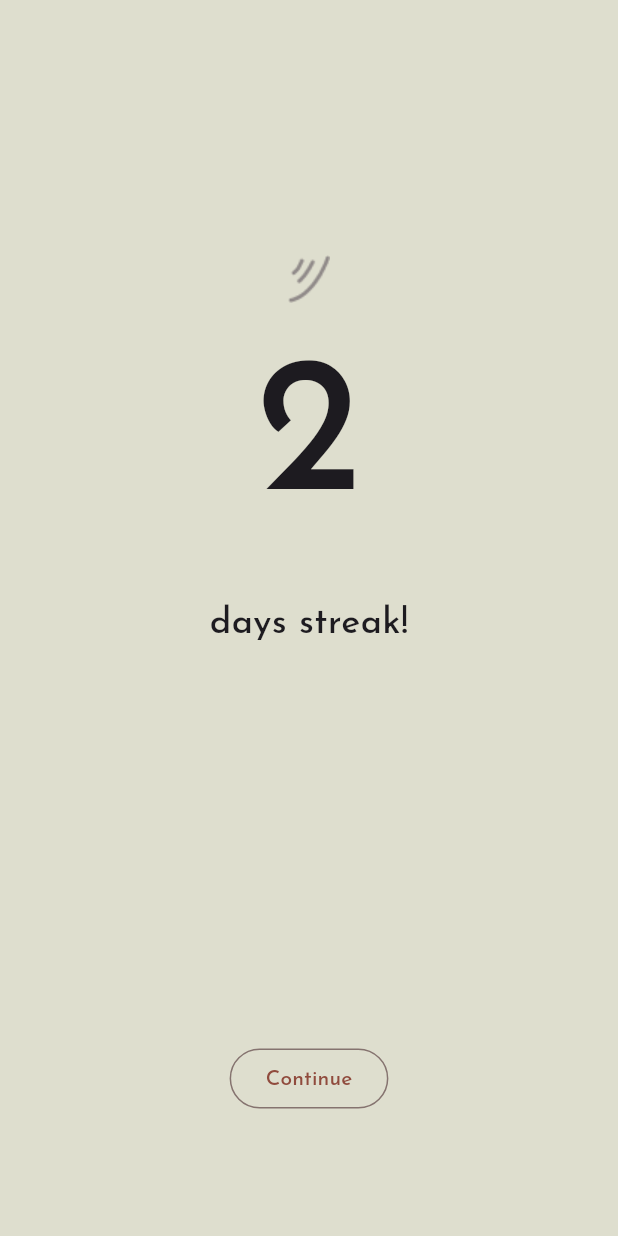
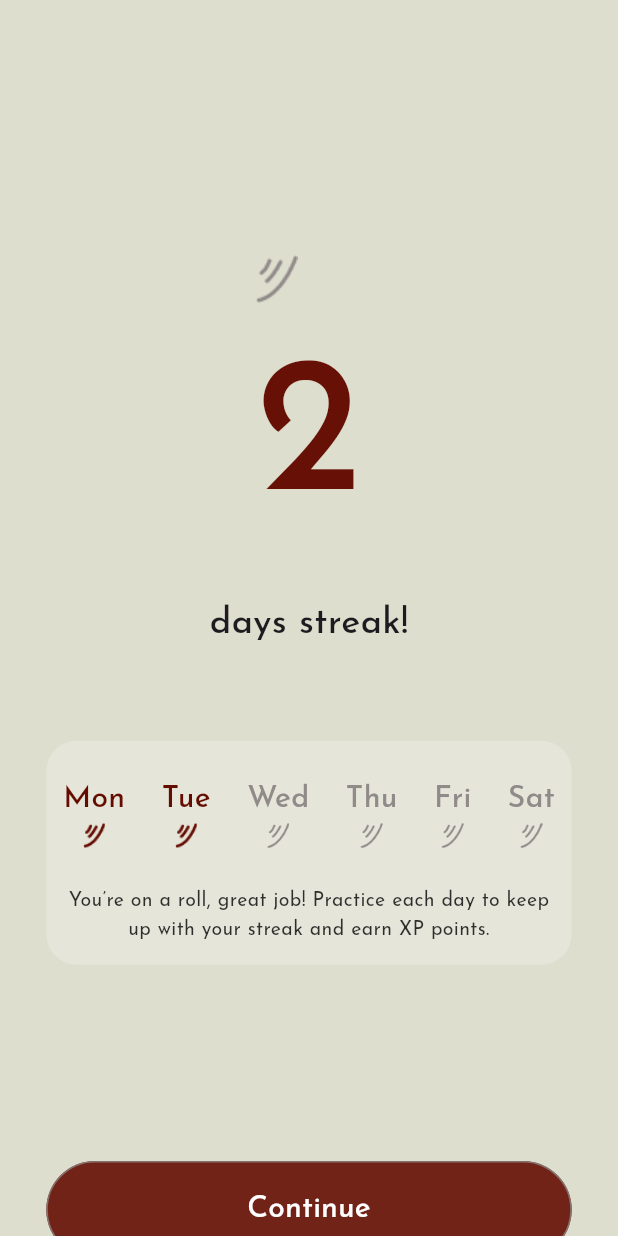
Before and after one commit to Kennethtml/Czar_challenge1, a Flutter app: the StreakScreen screen opened directly, on a phone screen of 412 x 824 dp. Run offline on Flutter 3.47's test engine with Material 3 defaults, Android fonts, the phone set to English and light mode, and no system bars; our stand-ins replace dotted_border, google_fonts; missing offline and left inert: dart:ffi.

Commit message:
complete the streaks screen

```diff
--- a/lib/screens/streaks.dart
+++ b/lib/screens/streaks.dart
@@ -1,3 +1,5 @@
+import 'package:czar_challenge/widgets/custombutton.dart';
+import 'package:czar_challenge/widgets/streak_count.dart';
 import 'package:flutter/cupertino.dart';
 import 'package:flutter/material.dart';
 
@@ -12,14 +14,22 @@ class StreakScreen extends StatelessWidget {
           const SizedBox(
             height: 170,
           ),
-          const Image(image: AssetImage('assets/images/connection.png')),
+          Column(
+
+            crossAxisAlignment: CrossAxisAlignment.start,
+            children: [
+              const Image(image: AssetImage('assets/images/connection.png')),
           const Text(
             '2',
             style: TextStyle(
               fontSize: 128,
               fontWeight: FontWeight.w500,
+              color: Color.fromRGBO(101,12,1,0.98)
             ),
-          ),
+          )
+            ],
+          )
+          ,
           const SizedBox(
             height: 14,
           ),
@@ -27,15 +37,65 @@ class StreakScreen extends StatelessWidget {
             'days streak!',
             style: TextStyle(fontSize: 24, fontWeight: FontWeight.w500),
           ),
+         const SizedBox(
+            height: 61,
+          ),
+           Container(
+            height: 149,
+            width: 350,
+            padding: EdgeInsets.symmetric(
+              horizontal: 11,
+              vertical: 25
+            ),
+            decoration: BoxDecoration(
+            color: Color.fromRGBO(255, 2555, 255, 0.25),
+
+              borderRadius: BorderRadius.circular(20)
+            ),
+
+            child: Column(
+              children: [
+                Row(
+                  children: [
+                    StreakCount(day: 'Mon', isDone: true),
+                    const Spacer(),
+                    StreakCount(day: 'Tue', isDone: true),
+                    const Spacer(),
+                    StreakCount(day: 'Wed', isDone: false),
+                    const Spacer(),
+                    StreakCount(day: 'Thu', isDone: false),
+                    const Spacer(),
+                    StreakCount(day: 'Fri', isDone: false),
+                    const Spacer(),
+                    StreakCount(day: 'Sat', isDone: false)
+                  ],
+                ),
+               const  SizedBox(
+                  height: 25,
+                ),
+                const Text('You’re on a roll, great job! Practice each day to keep up with your streak and earn XP points.',
+                textAlign: TextAlign.center,style: TextStyle(
+                  fontSize: 13,
+                  fontWeight: FontWeight.w400,
+                  color: Color.fromRGBO(0, 0, 0, 0.8)
+                ),)
+              ],
+            ),
+          ),
           const SizedBox(
-            height: 262,
+            height: 131,
           ),
-          OutlinedButton(
-            onPressed: () {
+          CustomButton(
+            action: () {
               Navigator.of(context).pop();
             },
-            child: const Text('Continue'),
-          )
+            caption: 'Continue',
+            type: 'oulined',
+          ),
+          const SizedBox(
+            height: 15,
+          ),
+          CustomButton(caption: 'Share', action: (){}, type:'text')
         ],
       ),
     ));
--- /dev/null
+++ b/lib/widgets/custombutton.dart
@@ -0,0 +1,43 @@
+ import 'package:flutter/material.dart';
+
+class CustomButton extends StatelessWidget{
+  final String caption;
+  final String type;
+  void Function() action;
+   CustomButton({super.key,required this.caption,required this.action,required this.type});
+
+
+   @override
+   Widget build(BuildContext context){
+      if (type=='text'){
+        return  TextButton(
+              onPressed: action
+                ,
+              style: TextButton.styleFrom(
+                  padding: EdgeInsets.symmetric(horizontal: 134, vertical: 18)),
+              child: Text(
+                caption,
+                style: TextStyle(
+                    fontSize: 20,
+                    fontWeight: FontWeight.w500,
+                    color: Color.fromRGBO(101, 12, 1, 0.89)),
+              ));
+      }
+    return  OutlinedButton(
+      onPressed: action,
+
+              style: OutlinedButton.styleFrom(
+                  padding:
+                      const EdgeInsets.symmetric(horizontal: 134, vertical: 18),
+                  backgroundColor: Color.fromRGBO(101, 12, 1, 0.89)),
+              child:  Text(
+                caption,
+                style: TextStyle(
+                    fontSize: 20,
+                    fontWeight: FontWeight.w500,
+                    color: Colors.white),
+              ),
+            );
+   }
+
+}
--- /dev/null
+++ b/lib/widgets/streak_count.dart
@@ -0,0 +1,40 @@
+import 'package:flutter/material.dart';
+
+class StreakCount extends StatelessWidget{
+  final String day;
+  final bool isDone;
+  StreakCount({super.key, required this.day, required this.isDone});
+  @override
+  Widget build(BuildContext context){
+    if(isDone){
+
+    return Column(
+      children: [
+        Text(day,style:const TextStyle(
+          fontSize: 20,
+          fontWeight: FontWeight.w500,
+          color: Color.fromRGBO(101,12,1,1)
+
+        ),
+        ),
+        Image.asset('assets/images/connection_active.png',height: 18,width: 15,)
+
+      ],
+    );
+    }
+    return Column(
+      children: [
+        Text(day,style:const TextStyle(
+          fontSize: 20,
+          fontWeight: FontWeight.w500,
+          color: Color.fromRGBO(144,138,137,1)
+
+        ),
+        ),
+        Image.asset('assets/images/connection.png',height: 18,width: 15,)
+
+      ],
+
+    );
+  }
+}
--- a/pubspec.yaml
+++ b/pubspec.yaml
@@ -63,6 +63,7 @@ flutter:
   # To add assets to your application, add an assets section, like this:
   assets:
     - assets/images/connection.png
+    - assets/images/connection_active.png
     - assets/images/books.png
     - assets/images/chat.png
     - assets/images/headphone.png
```
Also changed, not shown: lib/screens/interests.dart (+37 -60 lines), lib/widgets/heeader.dart (+48 -19 lines), assets/images/connection_active.png (added).
